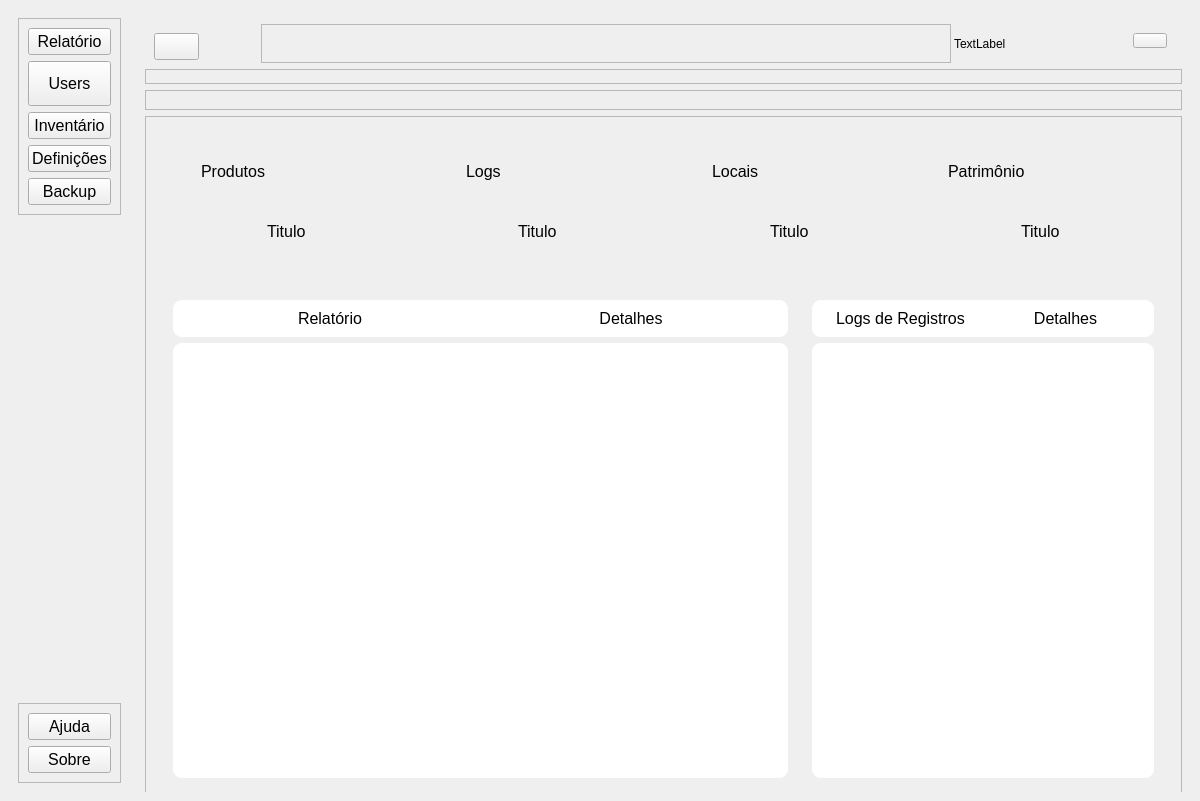
This is PATP/asset_ctrl/previa/interface.ui in eduardogm22/controle_patrimonio as Qt 5 draws it before an edit. The edited form follows.
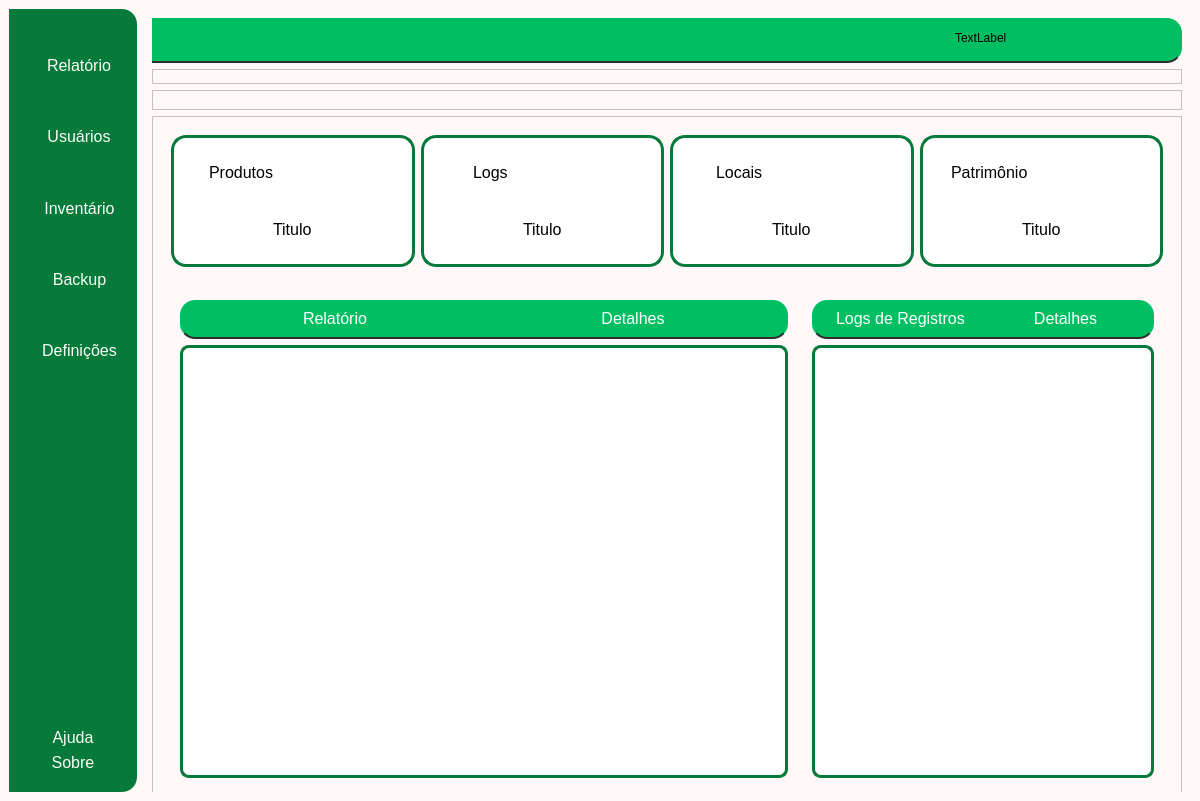
This is the edited form. Icons and pictures are not drawn.

Commit message: mais interfaces estilizadas

What changed in the file:
```diff
--- a/PATP/asset_ctrl/previa/interface.ui
+++ b/PATP/asset_ctrl/previa/interface.ui
@@ -31,6 +31,15 @@
   <property name="palette">
    <palette>
     <active>
+     <colorrole role="Button">
+      <brush brushstyle="SolidPattern">
+       <color alpha="255">
+        <red>255</red>
+        <green>248</green>
+        <blue>248</blue>
+       </color>
+      </brush>
+     </colorrole>
      <colorrole role="Dark">
       <brush brushstyle="SolidPattern">
        <color alpha="255">
@@ -40,8 +49,35 @@
        </color>
       </brush>
      </colorrole>
+     <colorrole role="Base">
+      <brush brushstyle="SolidPattern">
+       <color alpha="255">
+        <red>255</red>
+        <green>248</green>
+        <blue>248</blue>
+       </color>
+      </brush>
+     </colorrole>
+     <colorrole role="Window">
+      <brush brushstyle="SolidPattern">
+       <color alpha="255">
+        <red>255</red>
+        <green>248</green>
+        <blue>248</blue>
+       </color>
+      </brush>
+     </colorrole>
     </active>
     <inactive>
+     <colorrole role="Button">
+      <brush brushstyle="SolidPattern">
+       <color alpha="255">
+        <red>255</red>
+        <green>248</green>
+        <blue>248</blue>
+       </color>
+      </brush>
+     </colorrole>
      <colorrole role="Dark">
       <brush brushstyle="SolidPattern">
        <color alpha="255">
@@ -51,8 +87,35 @@
        </color>
       </brush>
      </colorrole>
+     <colorrole role="Base">
+      <brush brushstyle="SolidPattern">
+       <color alpha="255">
+        <red>255</red>
+        <green>248</green>
+        <blue>248</blue>
+       </color>
+      </brush>
+     </colorrole>
+     <colorrole role="Window">
+      <brush brushstyle="SolidPattern">
+       <color alpha="255">
+        <red>255</red>
+        <green>248</green>
+        <blue>248</blue>
+       </color>
+      </brush>
+     </colorrole>
     </inactive>
     <disabled>
+     <colorrole role="Button">
+      <brush brushstyle="SolidPattern">
+       <color alpha="255">
+        <red>255</red>
+        <green>248</green>
+        <blue>248</blue>
+       </color>
+      </brush>
+     </colorrole>
      <colorrole role="Dark">
       <brush brushstyle="SolidPattern">
        <color alpha="255">
@@ -62,6 +125,24 @@
        </color>
       </brush>
      </colorrole>
+     <colorrole role="Base">
+      <brush brushstyle="SolidPattern">
+       <color alpha="255">
+        <red>255</red>
+        <green>248</green>
+        <blue>248</blue>
+       </color>
+      </brush>
+     </colorrole>
+     <colorrole role="Window">
+      <brush brushstyle="SolidPattern">
+       <color alpha="255">
+        <red>255</red>
+        <green>248</green>
+        <blue>248</blue>
+       </color>
+      </brush>
+     </colorrole>
     </disabled>
    </palette>
   </property>
@@ -72,6 +153,9 @@
    <iconset resource="../../feather/resource.qrc">
     <normaloff>:/icons/server.svg</normaloff>:/icons/server.svg</iconset>
   </property>
+  <property name="styleSheet">
+   <string notr="true">background-color : rgb(255, 248, 248)</string>
+  </property>
   <property name="animated">
    <bool>false</bool>
   </property>
@@ -122,172 +206,350 @@
         <height>16777215</height>
        </size>
       </property>
+      <property name="styleSheet">
+       <string notr="true">background-color: #057A3A;
+    border-top-right-radius: 15px;  
+    border-bottom-right-radius: 15px;</string>
+      </property>
       <layout class="QVBoxLayout" name="verticalLayout_6">
-       <item alignment="Qt::AlignTop">
-        <widget class="QFrame" name="menuFrame">
-         <property name="sizePolicy">
-          <sizepolicy hsizetype="Preferred" vsizetype="Preferred">
-           <horstretch>0</horstretch>
-           <verstretch>0</verstretch>
-          </sizepolicy>
-         </property>
-         <property name="minimumSize">
-          <size>
-           <width>0</width>
-           <height>0</height>
-          </size>
-         </property>
-         <property name="sizeIncrement">
-          <size>
-           <width>0</width>
-           <height>0</height>
-          </size>
-         </property>
-         <property name="cursor">
-          <cursorShape>ArrowCursor</cursorShape>
-         </property>
-         <property name="styleSheet">
-          <string notr="true"/>
-         </property>
+       <property name="leftMargin">
+        <number>11</number>
+       </property>
+       <property name="topMargin">
+        <number>11</number>
+       </property>
+       <property name="rightMargin">
+        <number>11</number>
+       </property>
+       <property name="bottomMargin">
+        <number>11</number>
+       </property>
+       <item>
+        <widget class="QFrame" name="frame_7">
          <property name="frameShape">
           <enum>QFrame::StyledPanel</enum>
          </property>
          <property name="frameShadow">
           <enum>QFrame::Raised</enum>
          </property>
-         <layout class="QVBoxLayout" name="verticalLayout_7">
+         <layout class="QVBoxLayout" name="verticalLayout_14">
+          <property name="spacing">
+           <number>0</number>
+          </property>
+          <property name="leftMargin">
+           <number>13</number>
+          </property>
+          <property name="topMargin">
+           <number>0</number>
+          </property>
+          <property name="rightMargin">
+           <number>0</number>
+          </property>
+          <property name="bottomMargin">
+           <number>0</number>
+          </property>
           <item>
-           <widget class="QPushButton" name="relBtn">
+           <widget class="QFrame" name="frame_11">
             <property name="maximumSize">
              <size>
-              <width>120</width>
-              <height>45</height>
+              <width>16777215</width>
+              <height>50</height>
              </size>
             </property>
-            <property name="font">
-             <font>
-              <pointsize>12</pointsize>
-             </font>
+            <property name="frameShape">
+             <enum>QFrame::StyledPanel</enum>
             </property>
-            <property name="cursor">
-             <cursorShape>PointingHandCursor</cursorShape>
+            <property name="frameShadow">
+             <enum>QFrame::Raised</enum>
             </property>
-            <property name="text">
-             <string>Relatório</string>
-            </property>
-            <property name="icon">
-             <iconset resource="../../feather/resource.qrc">
-              <normaloff>:/icons/file-text.svg</normaloff>:/icons/file-text.svg</iconset>
-            </property>
+            <layout class="QVBoxLayout" name="verticalLayout_15">
+             <property name="spacing">
+              <number>0</number>
+             </property>
+             <property name="leftMargin">
+              <number>0</number>
+             </property>
+             <property name="topMargin">
+              <number>0</number>
+             </property>
+             <property name="rightMargin">
+              <number>0</number>
+             </property>
+             <property name="bottomMargin">
+              <number>0</number>
+             </property>
+             <item alignment="Qt::AlignHCenter|Qt::AlignVCenter">
+              <widget class="QPushButton" name="relBtn">
+               <property name="maximumSize">
+                <size>
+                 <width>120</width>
+                 <height>45</height>
+                </size>
+               </property>
+               <property name="font">
+                <font>
+                 <pointsize>12</pointsize>
+                </font>
+               </property>
+               <property name="cursor">
+                <cursorShape>PointingHandCursor</cursorShape>
+               </property>
+               <property name="styleSheet">
+                <string notr="true">QPushButton { color:rgb(254, 253, 247);
+	border-radius:10px;	
+ }
+
+QPushButton:hover{background-color:rgb(0, 109, 0);color:white}
+
+QPushButton:pressed{
+ padding-left: 5px;
+ padding-top:5px;
+ 
+	background-color: rgb(0, 85, 0);
+ 
+}</string>
+               </property>
+               <property name="text">
+                <string>Relatório</string>
+               </property>
+               <property name="icon">
+                <iconset>
+                 <normaloff>:/icons/file-text.svg</normaloff>:/icons/file-text.svg</iconset>
+               </property>
+              </widget>
+             </item>
+            </layout>
            </widget>
           </item>
           <item>
-           <widget class="QPushButton" name="usersBtn">
+           <widget class="QFrame" name="frame_9">
             <property name="minimumSize">
              <size>
               <width>0</width>
-              <height>45</height>
+              <height>0</height>
              </size>
             </property>
             <property name="maximumSize">
              <size>
-              <width>120</width>
-              <height>45</height>
+              <width>16777215</width>
+              <height>50</height>
              </size>
             </property>
-            <property name="font">
-             <font>
-              <pointsize>12</pointsize>
-             </font>
+            <property name="frameShape">
+             <enum>QFrame::StyledPanel</enum>
             </property>
-            <property name="cursor">
-             <cursorShape>PointingHandCursor</cursorShape>
+            <property name="frameShadow">
+             <enum>QFrame::Raised</enum>
             </property>
-            <property name="text">
-             <string>Users</string>
-            </property>
-            <property name="icon">
-             <iconset resource="../../feather/resource.qrc">
-              <normaloff>:/icons/users.svg</normaloff>:/icons/users.svg</iconset>
-            </property>
+            <layout class="QVBoxLayout" name="verticalLayout_16">
+             <item alignment="Qt::AlignHCenter">
+              <widget class="QPushButton" name="pushButton">
+               <property name="font">
+                <font>
+                 <pointsize>12</pointsize>
+                </font>
+               </property>
+               <property name="cursor">
+                <cursorShape>PointingHandCursor</cursorShape>
+               </property>
+               <property name="styleSheet">
+                <string notr="true">QPushButton { color:rgb(254, 253, 247);
+	border-radius:10px;	
+ }
+
+QPushButton:hover{background-color:rgb(0, 109, 0);color:white}
+
+QPushButton:pressed{
+ padding-left: 5px;
+ padding-top:5px;
+ 
+	background-color: rgb(0, 85, 0);
+ 
+}</string>
+               </property>
+               <property name="text">
+                <string>Usuários</string>
+               </property>
+              </widget>
+             </item>
+            </layout>
            </widget>
           </item>
           <item>
-           <widget class="QPushButton" name="bagBtn">
+           <widget class="QFrame" name="frame_13">
             <property name="maximumSize">
              <size>
-              <width>120</width>
-              <height>45</height>
+              <width>16777215</width>
+              <height>50</height>
              </size>
             </property>
-            <property name="font">
-             <font>
-              <pointsize>12</pointsize>
-             </font>
+            <property name="frameShape">
+             <enum>QFrame::StyledPanel</enum>
             </property>
-            <property name="cursor">
-             <cursorShape>PointingHandCursor</cursorShape>
+            <property name="frameShadow">
+             <enum>QFrame::Raised</enum>
             </property>
-            <property name="text">
-             <string>Inventário</string>
-            </property>
-            <property name="icon">
-             <iconset resource="../../feather/resource.qrc">
-              <normaloff>:/icons/shopping-bag.svg</normaloff>:/icons/shopping-bag.svg</iconset>
-            </property>
+            <layout class="QVBoxLayout" name="verticalLayout_17">
+             <item>
+              <widget class="QPushButton" name="bagBtn">
+               <property name="maximumSize">
+                <size>
+                 <width>120</width>
+                 <height>45</height>
+                </size>
+               </property>
+               <property name="font">
+                <font>
+                 <pointsize>12</pointsize>
+                </font>
+               </property>
+               <property name="cursor">
+                <cursorShape>PointingHandCursor</cursorShape>
+               </property>
+               <property name="styleSheet">
+                <string notr="true">QPushButton { color:rgb(254, 253, 247);
+	border-radius:10px;	
+ }
+
+QPushButton:hover{background-color:rgb(0, 109, 0);color:white}
+
+QPushButton:pressed{
+ padding-left: 5px;
+ padding-top:5px;
+ 
+	background-color: rgb(0, 85, 0);
+ 
+}</string>
+               </property>
+               <property name="text">
+                <string>Inventário</string>
+               </property>
+               <property name="icon">
+                <iconset>
+                 <normaloff>:/icons/shopping-bag.svg</normaloff>:/icons/shopping-bag.svg</iconset>
+               </property>
+              </widget>
+             </item>
+            </layout>
            </widget>
           </item>
           <item>
-           <widget class="QPushButton" name="logBtn">
+           <widget class="QFrame" name="frame_12">
             <property name="maximumSize">
              <size>
-              <width>120</width>
-              <height>45</height>
+              <width>16777215</width>
+              <height>50</height>
              </size>
             </property>
-            <property name="font">
-             <font>
-              <pointsize>12</pointsize>
-             </font>
+            <property name="frameShape">
+             <enum>QFrame::StyledPanel</enum>
             </property>
-            <property name="cursor">
-             <cursorShape>PointingHandCursor</cursorShape>
+            <property name="frameShadow">
+             <enum>QFrame::Raised</enum>
             </property>
-            <property name="text">
-             <string>Definições</string>
-            </property>
-            <property name="icon">
-             <iconset resource="../../feather/resource.qrc">
-              <normaloff>:/icons/activity.svg</normaloff>:/icons/activity.svg</iconset>
-            </property>
+            <layout class="QVBoxLayout" name="verticalLayout_18">
+             <item>
+              <widget class="QPushButton" name="bckpBtn">
+               <property name="maximumSize">
+                <size>
+                 <width>16777215</width>
+                 <height>45</height>
+                </size>
+               </property>
+               <property name="font">
+                <font>
+                 <pointsize>12</pointsize>
+                </font>
+               </property>
+               <property name="cursor">
+                <cursorShape>PointingHandCursor</cursorShape>
+               </property>
+               <property name="mouseTracking">
+                <bool>false</bool>
+               </property>
+               <property name="styleSheet">
+                <string notr="true">QPushButton { color:rgb(254, 253, 247);
+	border-radius:10px;	
+ }
+
+QPushButton:hover{background-color:rgb(0, 109, 0);color:white}
+
+QPushButton:pressed{
+ padding-left: 5px;
+ padding-top:5px;
+ 
+	background-color: rgb(0, 85, 0);
+ 
+}</string>
+               </property>
+               <property name="text">
+                <string>Backup</string>
+               </property>
+               <property name="icon">
+                <iconset>
+                 <normaloff>:/icons/save.svg</normaloff>:/icons/save.svg</iconset>
+               </property>
+              </widget>
+             </item>
+            </layout>
            </widget>
           </item>
           <item>
-           <widget class="QPushButton" name="bckpBtn">
+           <widget class="QFrame" name="frame_10">
             <property name="maximumSize">
              <size>
               <width>16777215</width>
-              <height>45</height>
+              <height>50</height>
              </size>
             </property>
-            <property name="font">
-             <font>
-              <pointsize>12</pointsize>
-             </font>
+            <property name="frameShape">
+             <enum>QFrame::StyledPanel</enum>
             </property>
-            <property name="cursor">
-             <cursorShape>PointingHandCursor</cursorShape>
+            <property name="frameShadow">
+             <enum>QFrame::Raised</enum>
             </property>
-            <property name="mouseTracking">
-             <bool>false</bool>
-            </property>
-            <property name="text">
-             <string>Backup</string>
-            </property>
-            <property name="icon">
-             <iconset resource="../../feather/resource.qrc">
-              <normaloff>:/icons/save.svg</normaloff>:/icons/save.svg</iconset>
-            </property>
+            <layout class="QVBoxLayout" name="verticalLayout_19">
+             <item>
+              <widget class="QPushButton" name="logBtn">
+               <property name="maximumSize">
+                <size>
+                 <width>120</width>
+                 <height>45</height>
+                </size>
+               </property>
+               <property name="font">
+                <font>
+                 <pointsize>12</pointsize>
+                </font>
+               </property>
+               <property name="cursor">
+                <cursorShape>PointingHandCursor</cursorShape>
+               </property>
+               <property name="styleSheet">
+                <string notr="true">QPushButton { color:rgb(254, 253, 247);
+	border-radius:10px;	
+ }
+
+QPushButton:hover{background-color:rgb(0, 109, 0);color:white}
+
+QPushButton:pressed{
+ padding-left: 5px;
+ padding-top:5px;
+ 
+	background-color: rgb(0, 85, 0);
+ 
+}</string>
+               </property>
+               <property name="text">
+                <string>Definições</string>
+               </property>
+               <property name="icon">
+                <iconset>
+                 <normaloff>:/icons/activity.svg</normaloff>:/icons/activity.svg</iconset>
+               </property>
+              </widget>
+             </item>
+            </layout>
            </widget>
           </item>
          </layout>
@@ -312,6 +574,21 @@
             <property name="cursor">
              <cursorShape>PointingHandCursor</cursorShape>
             </property>
+            <property name="styleSheet">
+             <string notr="true">QPushButton { color:rgb(254, 253, 247);
+	border-radius:10px;	
+ }
+
+QPushButton:hover{background-color:rgb(0, 109, 0);color:white}
+
+QPushButton:pressed{
+ padding-left: 5px;
+ padding-top:5px;
+ 
+	background-color: rgb(0, 85, 0);
+ 
+}</string>
+            </property>
             <property name="text">
              <string>Ajuda</string>
             </property>
@@ -331,6 +608,21 @@
             <property name="cursor">
              <cursorShape>PointingHandCursor</cursorShape>
             </property>
+            <property name="styleSheet">
+             <string notr="true">QPushButton { color:rgb(254, 253, 247);
+	border-radius:10px;	
+ }
+
+QPushButton:hover{background-color:rgb(0, 109, 0);color:white}
+
+QPushButton:pressed{
+ padding-left: 5px;
+ padding-top:5px;
+ 
+	background-color: rgb(0, 85, 0);
+ 
+}</string>
+            </property>
             <property name="text">
              <string>Sobre</string>
             </property>
@@ -364,7 +656,11 @@
           </size>
          </property>
          <property name="styleSheet">
-          <string notr="true">margin-top:6px;</string>
+          <string notr="true">background-color : rgb(0, 191, 99);
+    border-top-right-radius: 15px;  
+    border-bottom-right-radius: 15px;
+border-bottom: 2px solid rgb(45, 45, 45);
+</string>
          </property>
          <layout class="QHBoxLayout" name="horizontalLayout_2">
           <property name="spacing">
@@ -380,12 +676,31 @@
            <number>0</number>
           </property>
           <property name="bottomMargin">
-           <number>0</number>
+           <number>5</number>
           </property>
           <item alignment="Qt::AlignLeft">
            <widget class="QWidget" name="btnHome" native="true">
-            <layout class="QHBoxLayout" name="horizontalLayout_11">
-             <item alignment="Qt::AlignRight">
+            <property name="minimumSize">
+             <size>
+              <width>45</width>
+              <height>30</height>
+             </size>
+            </property>
+            <property name="styleSheet">
+             <string notr="true">border-bottom:none
+</string>
+            </property>
+            <layout class="QVBoxLayout" name="verticalLayout_7">
+             <property name="topMargin">
+              <number>6</number>
+             </property>
+             <property name="rightMargin">
+              <number>11</number>
+             </property>
+             <property name="bottomMargin">
+              <number>11</number>
+             </property>
+             <item>
               <widget class="QPushButton" name="homeBtn">
                <property name="minimumSize">
                 <size>
@@ -407,6 +722,9 @@
                <property name="cursor">
                 <cursorShape>PointingHandCursor</cursorShape>
                </property>
+               <property name="styleSheet">
+                <string notr="true"/>
+               </property>
                <property name="text">
                 <string/>
                </property>
@@ -433,6 +751,11 @@
               <height>0</height>
              </size>
             </property>
+            <property name="styleSheet">
+             <string notr="true">border-bottom: none
+
+</string>
+            </property>
             <property name="frameShape">
              <enum>QFrame::StyledPanel</enum>
             </property>
@@ -443,6 +766,10 @@
           </item>
           <item>
            <widget class="QLabel" name="labelUser">
+            <property name="styleSheet">
+             <string notr="true">border-bottom: none
+</string>
+            </property>
             <property name="text">
              <string>TextLabel</string>
             </property>
@@ -480,6 +807,10 @@
                <property name="cursor">
                 <cursorShape>PointingHandCursor</cursorShape>
                </property>
+               <property name="styleSheet">
+                <string notr="true">border-bottom: none
+</string>
+               </property>
                <property name="text">
                 <string/>
                </property>
@@ -564,6 +895,12 @@
             <layout class="QHBoxLayout" name="horizontalLayout_7">
              <item>
               <widget class="QFrame" name="card1">
+               <property name="styleSheet">
+                <string notr="true">background-color:white;	
+border:3px solid #057A3A;
+
+</string>
+               </property>
                <property name="frameShape">
                 <enum>QFrame::StyledPanel</enum>
                </property>
@@ -573,6 +910,9 @@
                <layout class="QVBoxLayout" name="verticalLayout_2">
                 <item>
                  <widget class="QFrame" name="frame">
+                  <property name="styleSheet">
+                   <string notr="true">border: 0px</string>
+                  </property>
                   <property name="frameShape">
                    <enum>QFrame::StyledPanel</enum>
                   </property>
@@ -587,6 +927,9 @@
                        <pointsize>12</pointsize>
                       </font>
                      </property>
+                     <property name="styleSheet">
+                      <string notr="true"/>
+                     </property>
                      <property name="text">
                       <string>Produtos</string>
                      </property>
@@ -622,6 +965,9 @@
                     <pointsize>12</pointsize>
                    </font>
                   </property>
+                  <property name="styleSheet">
+                   <string notr="true">border: 0px</string>
+                  </property>
                   <property name="text">
                    <string>Titulo</string>
                   </property>
@@ -632,6 +978,12 @@
              </item>
              <item>
               <widget class="QFrame" name="card2">
+               <property name="styleSheet">
+                <string notr="true">background-color:white;	
+border:3px solid #057A3A;
+
+</string>
+               </property>
                <property name="frameShape">
                 <enum>QFrame::StyledPanel</enum>
                </property>
@@ -641,6 +993,9 @@
                <layout class="QVBoxLayout" name="verticalLayout_3">
                 <item>
                  <widget class="QFrame" name="frame_2">
+                  <property name="styleSheet">
+                   <string notr="true">border: 0px</string>
+                  </property>
                   <property name="frameShape">
                    <enum>QFrame::StyledPanel</enum>
                   </property>
@@ -655,6 +1010,9 @@
                        <pointsize>12</pointsize>
                       </font>
                      </property>
+                     <property name="styleSheet">
+                      <string notr="true">border: 0px</string>
+                     </property>
                      <property name="text">
                       <string>Logs</string>
                      </property>
@@ -665,6 +1023,9 @@
                      <property name="cursor">
                       <cursorShape>PointingHandCursor</cursorShape>
                      </property>
+                     <property name="styleSheet">
+                      <string notr="true">border: 0px</string>
+                     </property>
                      <property name="text">
                       <string/>
                      </property>
@@ -690,6 +1051,9 @@
                     <pointsize>12</pointsize>
                    </font>
                   </property>
+                  <property name="styleSheet">
+                   <string notr="true">border: 0px</string>
+                  </property>
                   <property name="text">
                    <string>Titulo</string>
                   </property>
@@ -700,6 +1064,12 @@
              </item>
              <item>
               <widget class="QFrame" name="card3">
+               <property name="styleSheet">
+                <string notr="true">background-color:white;	
+border:3px solid #057A3A;
+
+</string>
+               </property>
                <property name="frameShape">
                 <enum>QFrame::StyledPanel</enum>
                </property>
@@ -709,6 +1079,9 @@
                <layout class="QVBoxLayout" name="verticalLayout_4">
                 <item>
                  <widget class="QFrame" name="frame_3">
+                  <property name="styleSheet">
+                   <string notr="true">border: 0px</string>
+                  </property>
                   <property name="frameShape">
                    <enum>QFrame::StyledPanel</enum>
                   </property>
@@ -758,6 +1131,9 @@
                     <pointsize>12</pointsize>
                    </font>
                   </property>
+                  <property name="styleSheet">
+                   <string notr="true">border: 0px</string>
+                  </property>
                   <property name="text">
                    <string>Titulo</string>
                   </property>
@@ -768,6 +1144,12 @@
              </item>
              <item>
               <widget class="QFrame" name="card4">
+               <property name="styleSheet">
+                <string notr="true">background-color:white;	
+border:3px solid #057A3A;
+
+</string>
+               </property>
                <property name="frameShape">
                 <enum>QFrame::StyledPanel</enum>
                </property>
@@ -777,6 +1159,9 @@
                <layout class="QVBoxLayout" name="verticalLayout_5">
                 <item>
                  <widget class="QFrame" name="frame_4">
+                  <property name="styleSheet">
+                   <string notr="true">border: 0px</string>
+                  </property>
                   <property name="frameShadow">
                    <enum>QFrame::Raised</enum>
                   </property>
@@ -823,6 +1208,9 @@
                     <pointsize>12</pointsize>
                    </font>
                   </property>
+                  <property name="styleSheet">
+                   <string notr="true">border: 0px</string>
+                  </property>
                   <property name="text">
                    <string>Titulo</string>
                   </property>
@@ -885,7 +1273,10 @@
                 <item>
                  <widget class="QFrame" name="frame_5">
                   <property name="styleSheet">
-                   <string notr="true">background-color:white;</string>
+                   <string notr="true">background-color : rgb(0, 191, 99);
+border-radius: 15px;
+border-bottom: 2px solid rgb(45, 45, 45);
+</string>
                   </property>
                   <property name="frameShape">
                    <enum>QFrame::StyledPanel</enum>
@@ -901,6 +1292,10 @@
                        <pointsize>12</pointsize>
                       </font>
                      </property>
+                     <property name="styleSheet">
+                      <string notr="true">border-bottom: none;
+color: rgb(255, 255, 255);</string>
+                     </property>
                      <property name="text">
                       <string>Relatório</string>
                      </property>
@@ -916,6 +1311,10 @@
                      <property name="cursor">
                       <cursorShape>ForbiddenCursor</cursorShape>
                      </property>
+                     <property name="styleSheet">
+                      <string notr="true">color: rgb(255, 255, 255);
+border-bottom: none;</string>
+                     </property>
                      <property name="text">
                       <string>Detalhes</string>
                      </property>
@@ -931,7 +1330,10 @@
                 <item>
                  <widget class="QTableView" name="tableView">
                   <property name="styleSheet">
-                   <string notr="true">background-color:white;</string>
+                   <string notr="true">background-color:white;	
+border:3px solid #057A3A;
+
+</string>
                   </property>
                   <property name="horizontalScrollBarPolicy">
                    <enum>Qt::ScrollBarAlwaysOff</enum>
@@ -989,7 +1391,10 @@
                 <item>
                  <widget class="QFrame" name="frame_8">
                   <property name="styleSheet">
-                   <string notr="true">background-color:white;</string>
+                   <string notr="true">background-color : rgb(0, 191, 99);
+border-radius: 15px;
+border-bottom: 2px solid rgb(45, 45, 45);
+</string>
                   </property>
                   <property name="frameShape">
                    <enum>QFrame::StyledPanel</enum>
@@ -1005,6 +1410,10 @@
                        <pointsize>12</pointsize>
                       </font>
                      </property>
+                     <property name="styleSheet">
+                      <string notr="true">border-bottom: none;
+color: rgb(255, 255, 255);</string>
+                     </property>
                      <property name="text">
                       <string>Logs de Registros</string>
                      </property>
@@ -1020,6 +1429,10 @@
                      <property name="cursor">
                       <cursorShape>ForbiddenCursor</cursorShape>
                      </property>
+                     <property name="styleSheet">
+                      <string notr="true">color: rgb(255, 255, 255);
+border-bottom: none;</string>
+                     </property>
                      <property name="text">
                       <string>Detalhes</string>
                      </property>
@@ -1038,7 +1451,10 @@
                    <bool>true</bool>
                   </property>
                   <property name="styleSheet">
-                   <string notr="true">background-color:white;</string>
+                   <string notr="true">background-color:white;	
+border:3px solid #057A3A;
+
+</string>
                   </property>
                   <property name="horizontalScrollBarPolicy">
                    <enum>Qt::ScrollBarAlwaysOff</enum>
```
Left out of the diff: 24 changed lines with no effect on the pictures. The commit also changes 2 other files.
